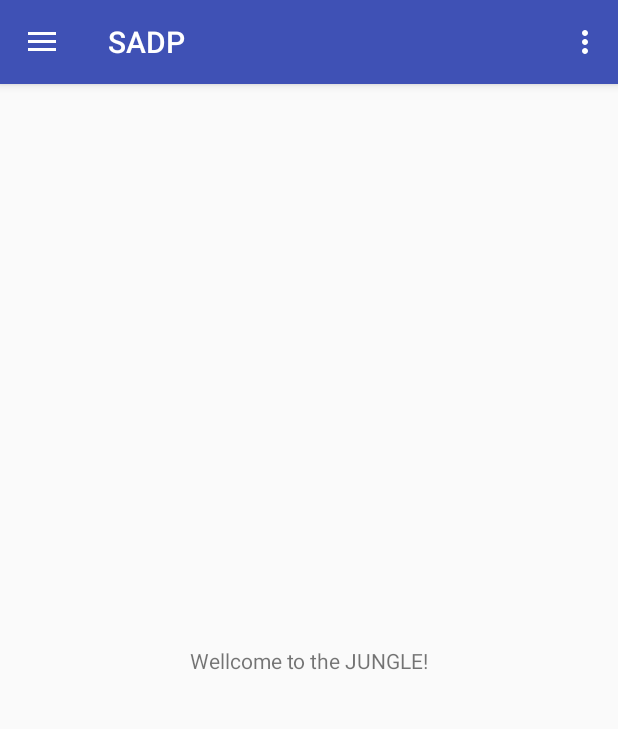
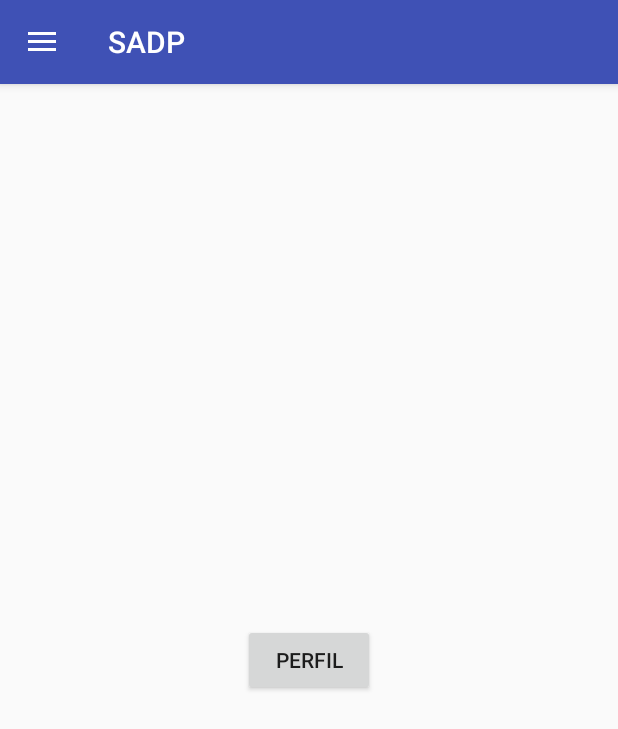
Before and after one commit to marceloazvedo/sadp, an Android app: the HomeActivity screen opened directly, with no data from a screen before it, on a phone screen of 412 x 824 dp. Shown: the top 729 px of the screen. Run offline under Robolectric (Android 15) with nearby library versions, the light colour scheme and no system bars.

Commit message:
Implementação do FragmentManager, para gerenciar a aparição de telas no APP

```diff
--- /dev/null
+++ b/app/src/main/java/tcc/marcelo/com/br/sadp/util/FragmentManagerUtil.java
@@ -0,0 +1,27 @@
+package tcc.marcelo.com.br.sadp.util;
+
+import android.app.Activity;
+import android.app.Fragment;
+import android.app.FragmentManager;
+import android.app.FragmentTransaction;
+
+import tcc.marcelo.com.br.sadp.R;
+import tcc.marcelo.com.br.sadp.view.HomeFragment;
+import tcc.marcelo.com.br.sadp.view.MyFragment;
+
+/**
+ * Created by Marcelo S. de Azevedo on 26/09/2017.
+ */
+
+public class FragmentManagerUtil {
+
+    private static FragmentManager fragmentManager = null;
+    private static FragmentTransaction fragmentTransaction = null;
+
+    public static void trocarFragment(Activity activity, int containerView, MyFragment nova) {
+        fragmentManager = activity.getFragmentManager();
+        fragmentTransaction = fragmentManager.beginTransaction();
+        fragmentTransaction.add(R.id.frame_layout, nova, nova.getFragmentTag());
+        fragmentTransaction.commit();
+    }
+}
--- /dev/null
+++ b/app/src/main/java/tcc/marcelo/com/br/sadp/view/HomeFragment.java
@@ -0,0 +1,39 @@
+package tcc.marcelo.com.br.sadp.view;
+
+import android.app.Fragment;
+import android.os.Bundle;
+import android.support.annotation.Nullable;
+import android.support.design.widget.Snackbar;
+import android.view.LayoutInflater;
+import android.view.View;
+import android.view.ViewGroup;
+import android.widget.Button;
+
+import tcc.marcelo.com.br.sadp.R;
+
+/**
+ * Created by GATI on 26/09/2017.
+ */
+
+public class HomeFragment extends MyFragment {
+
+    @Nullable
+    @Override
+    public View onCreateView(LayoutInflater inflater, @Nullable ViewGroup container, Bundle savedInstanceState) {
+        View fragment = inflater.inflate(R.layout.home_fragment, container, false);
+        Button btnAction = (Button) fragment.findViewById(R.id.btnAction);
+        btnAction.setOnClickListener(new View.OnClickListener() {
+            @Override
+            public void onClick(View v) {
+                Snackbar.make(v, "Essa krai deu certo!", Snackbar.LENGTH_LONG).show();
+            }
+        });
+
+        return fragment;
+    }
+
+    @Override
+    public String getFragmentTag() {
+        return "HomeFragment";
+    }
+}
--- /dev/null
+++ b/app/src/main/java/tcc/marcelo/com/br/sadp/view/MyFragment.java
@@ -0,0 +1,12 @@
+package tcc.marcelo.com.br.sadp.view;
+
+import android.app.Fragment;
+
+/**
+ * Created by GATI on 26/09/2017.
+ */
+
+public abstract class MyFragment extends Fragment {
+
+    public abstract String getFragmentTag();
+}
--- /dev/null
+++ b/app/src/main/res/drawable/ic_menu_exit.xml
@@ -0,0 +1,13 @@
+<?xml version="1.0" encoding="utf-8"?>
+<vector xmlns:android="http://schemas.android.com/apk/res/android"
+    android:width="24dp"
+    android:height="24dp"
+    android:viewportWidth="24"
+    android:viewportHeight="24">
+
+    <path
+        android:pathData="M0 0h24v24H0z" />
+    <path
+        android:fillColor="#000000"
+        android:pathData="M10.09 15.59L11.5 17l5-5-5-5-1.41 1.41L12.67 11H3v2h9.67l-2.58 2.59zM19 3H5c-1.11 0-2 .9-2 2v4h2V5h14v14H5v-4H3v4c0 1.1 .89 2 2 2h14c1.1 0 2-.9 2-2V5c0-1.1-.9-2-2-2z" />
+</vector>
--- /dev/null
+++ b/app/src/main/res/drawable/ic_menu_person.xml
@@ -0,0 +1,14 @@
+<?xml version="1.0" encoding="utf-8"?>
+<vector xmlns:android="http://schemas.android.com/apk/res/android"
+    android:width="24dp"
+    android:height="24dp"
+    android:viewportWidth="24"
+    android:viewportHeight="24">
+
+    <path
+        android:fillColor="#000000"
+        android:pathData="M12 12c2.21 0 4-1.79 4-4s-1.79-4-4-4-4 1.79-4 4 1.79 4 4 4zm0 2c-2.67 0-8 1.34-8
+4v2h16v-2c0-2.66-5.33-4-8-4z" />
+    <path
+        android:pathData="M0 0h24v24H0z" />
+</vector>
--- a/app/src/main/res/layout/content_main.xml
+++ b/app/src/main/res/layout/content_main.xml
@@ -1,20 +1,12 @@
 <?xml version="1.0" encoding="utf-8"?>
-<android.support.constraint.ConstraintLayout xmlns:android="http://schemas.android.com/apk/res/android"
+<FrameLayout xmlns:android="http://schemas.android.com/apk/res/android"
     xmlns:app="http://schemas.android.com/apk/res-auto"
     xmlns:tools="http://schemas.android.com/tools"
     android:layout_width="match_parent"
     android:layout_height="match_parent"
     app:layout_behavior="@string/appbar_scrolling_view_behavior"
     tools:context=".view.HomeActivity"
-    tools:showIn="@layout/app_bar_main">
+    tools:showIn="@layout/app_bar_main"
+    android:id="@+id/frame_layout">
 
-    <TextView
-        android:layout_width="wrap_content"
-        android:layout_height="wrap_content"
-        android:text="Wellcome to the JUNGLE!"
-        app:layout_constraintBottom_toBottomOf="parent"
-        app:layout_constraintLeft_toLeftOf="parent"
-        app:layout_constraintRight_toRightOf="parent"
-        app:layout_constraintTop_toTopOf="parent" />
-
-</android.support.constraint.ConstraintLayout>
+</FrameLayout>
--- /dev/null
+++ b/app/src/main/res/layout/home_fragment.xml
@@ -0,0 +1,13 @@
+<?xml version="1.0" encoding="utf-8"?>
+<RelativeLayout xmlns:android="http://schemas.android.com/apk/res/android"
+    android:orientation="vertical" android:layout_width="match_parent"
+    android:layout_height="match_parent">
+
+    <Button
+        android:id="@+id/btnAction"
+        android:layout_width="wrap_content"
+        android:layout_height="wrap_content"
+        android:layout_centerHorizontal="true"
+        android:layout_centerVertical="true"
+        android:text="@string/perfil" />
+</RelativeLayout>
--- a/app/src/main/res/menu/activity_main_drawer.xml
+++ b/app/src/main/res/menu/activity_main_drawer.xml
@@ -14,22 +14,19 @@
             android:id="@+id/nav_slideshow"
             android:icon="@drawable/ic_menu_slideshow"
             android:title="Slideshow" />
-        <item
-            android:id="@+id/nav_manage"
-            android:icon="@drawable/ic_menu_manage"
-            android:title="Tools" />
     </group>
 
-    <item android:title="Communicate">
+
+    <item android:title="@string/perfil">
         <menu>
             <item
-                android:id="@+id/nav_share"
-                android:icon="@drawable/ic_menu_share"
-                android:title="Share" />
+                android:id="@+id/nav_perfil"
+                android:icon="@drawable/ic_menu_person"
+                android:title="@string/editar" />
             <item
-                android:id="@+id/nav_send"
-                android:icon="@drawable/ic_menu_send"
-                android:title="Send" />
+                android:id="@+id/nav_sair"
+                android:icon="@drawable/ic_menu_exit"
+                android:title="@string/sair" />
         </menu>
     </item>
 
--- a/app/src/main/res/menu/main.xml
+++ b/app/src/main/res/menu/main.xml
@@ -1,9 +1,11 @@
 <?xml version="1.0" encoding="utf-8"?>
 <menu xmlns:android="http://schemas.android.com/apk/res/android"
     xmlns:app="http://schemas.android.com/apk/res-auto">
+    <!--
     <item
         android:id="@+id/action_settings"
         android:orderInCategory="100"
         android:title="@string/action_settings"
         app:showAsAction="never" />
+     -->
 </menu>
```
Also changed, not shown: app/src/main/java/tcc/marcelo/com/br/sadp/dialog/ConfirmarDialog.java (added, +44 -0 lines), app/src/main/java/tcc/marcelo/com/br/sadp/util/SharedPreferencesUtil.java (added, +43 -0 lines), app/src/main/java/tcc/marcelo/com/br/sadp/view/HomeActivity.java (+16 -12 lines), app/src/main/java/tcc/marcelo/com/br/sadp/view/LoginActivity.java (+18 -8 lines), app/src/main/res/layout/drawer_layout.xml (deleted, +0 -20 lines), app/src/main/res/values/strings.xml (+19 -0 lines).
